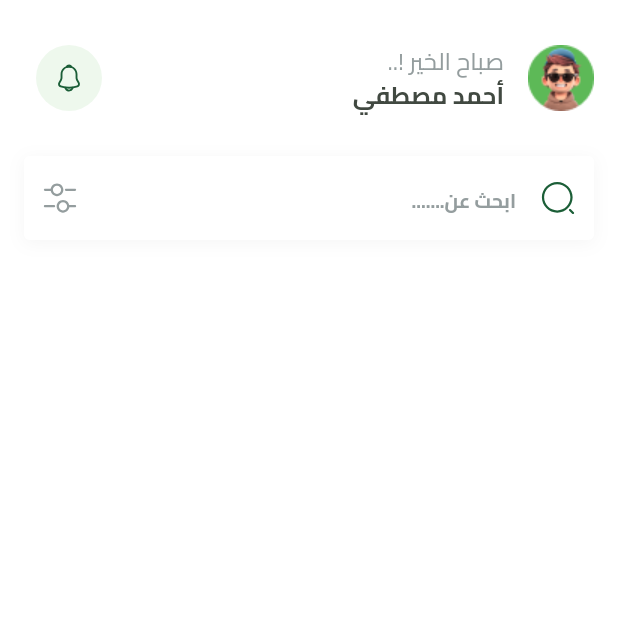
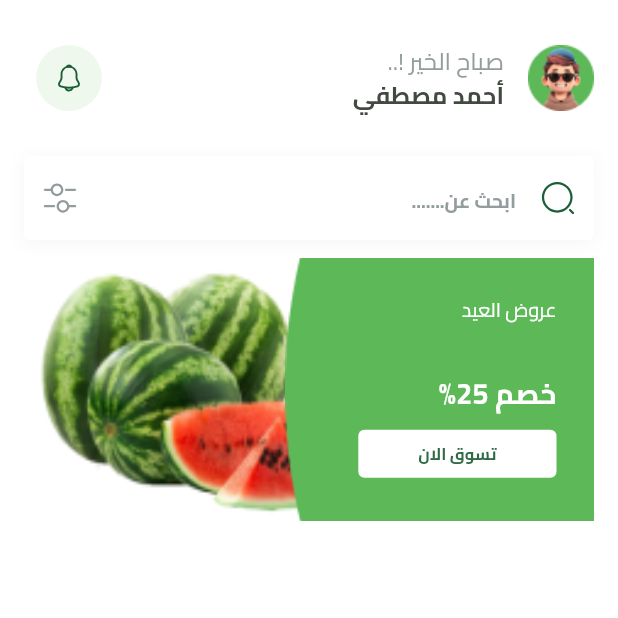
Before and after one commit to walidhussein20/FruitHub, a Flutter app: the HomeView screen opened by its route, on a phone screen of 412 x 824 dp, the top half of it. Run offline on Flutter 3.47's test engine with Material 3 defaults, Android fonts, the phone set to English and light mode, and no system bars; our stand-ins replace bloc, cloud_firestore, dartz, dots_indicator, firebase_auth, firebase_core and 6 more; missing offline and left inert: flutter_facebook_auth; accounts and stored records are empty.

Commit message:
Create Home Featured Item

```diff
--- a/lib/core/utils/app_images.dart
+++ b/lib/core/utils/app_images.dart
@@ -17,6 +17,10 @@ class Assets {
   /// Assets for imagesFacebookImage
   /// assets/images/facebook_image.svg
   static const String imagesFacebookImage = "assets/images/facebook_image.svg";
+
+  /// Assets for imagesFeaturedBackGroundImage
+  /// assets/images/featured_back_ground_image.png
+  static const String imagesFeaturedBackGroundImage = "assets/images/featured_back_ground_image.png";
 
   /// Assets for imagesGoogleImage
   /// assets/images/google_image.svg
@@ -65,4 +69,8 @@ class Assets {
   /// Assets for imagesSplashButtom
   /// assets/images/splash_buttom.svg
   static const String imagesSplashButtom = "assets/images/splash_buttom.svg";
+
+  /// Assets for imagesTest
+  /// assets/images/test.png
+  static const String imagesTest = "assets/images/test.png";
 }
--- /dev/null
+++ b/lib/features/home/presentation/views/widgets/featured_item.dart
@@ -0,0 +1,74 @@
+import 'package:flutter/material.dart';
+import 'package:fruites_e_commerce/core/utils/app_images.dart';
+import 'package:fruites_e_commerce/core/utils/app_text_styles.dart';
+import 'package:fruites_e_commerce/features/home/presentation/views/widgets/featured_item_button.dart';
+
+class FeaturedItem extends StatelessWidget {
+  const FeaturedItem({super.key});
+
+  @override
+  Widget build(BuildContext context) {
+    var itemWidth = MediaQuery.sizeOf(context).width;
+    return SizedBox(
+      width: itemWidth,
+      child: AspectRatio(
+        aspectRatio: 342 / 158,
+        child: Stack(
+          children: [
+            Positioned(
+              left: 0,
+              bottom: 0,
+              top: 0,
+              right: itemWidth * .4,
+              child: Image.asset(
+                Assets.imagesTest,
+                fit: BoxFit.fill,
+              ),
+            ),
+            Container(
+              width: itemWidth * .5,
+              decoration: BoxDecoration(
+                  image: DecorationImage(
+                      image: AssetImage(Assets.imagesFeaturedBackGroundImage),
+                      fit: BoxFit.fill)),
+              child: Padding(
+                padding: const EdgeInsets.only(right: 25),
+                child: Column(
+                  crossAxisAlignment: CrossAxisAlignment.start,
+                  children: [
+                    SizedBox(
+                      height: 25,
+                    ),
+                    Text(
+                      'عروض العيد',
+                      style: TextStyles.regular13.copyWith(
+                        color: Color(0xffFFFFFF),
+                      ),
+                    ),
+                    Spacer(),
+                    Text(
+                      'خصم 25%',
+                      style: TextStyles.bold19.copyWith(
+                        color: Color(0xffFFFFFF),
+                      ),
+                    ),
+                    SizedBox(
+                      height: 11,
+                    ),
+                    FeaturedItemButton(
+                      text: 'تسوق الان',
+                      onPressed: () {},
+                    ),
+                    SizedBox(
+                      height: 29,
+                    )
+                  ],
+                ),
+              ),
+            )
+          ],
+        ),
+      ),
+    );
+  }
+}
--- /dev/null
+++ b/lib/features/home/presentation/views/widgets/featured_item_button.dart
@@ -0,0 +1,34 @@
+import 'package:flutter/material.dart';
+import 'package:fruites_e_commerce/core/utils/app_text_styles.dart';
+
+class FeaturedItemButton extends StatelessWidget {
+  const FeaturedItemButton(
+      {super.key, required this.onPressed, required this.text});
+  final Function() onPressed;
+  final String text;
+
+  @override
+  Widget build(BuildContext context) {
+    return SizedBox(
+      height: 32,
+      child: TextButton(
+        style: TextButton.styleFrom(
+          shape: RoundedRectangleBorder(
+            borderRadius: BorderRadius.circular(4),
+          ),
+          backgroundColor: Colors.white,
+        ),
+        onPressed: onPressed,
+        child: Padding(
+          padding: const EdgeInsets.symmetric(horizontal: 28),
+          child: FittedBox(
+            child: Text(
+              text,
+              style: TextStyles.bold13,
+            ),
+          ),
+        ),
+      ),
+    );
+  }
+}
--- a/lib/features/home/presentation/views/widgets/home_view_body.dart
+++ b/lib/features/home/presentation/views/widgets/home_view_body.dart
@@ -2,6 +2,7 @@ import 'package:flutter/material.dart';
 import 'package:fruites_e_commerce/core/widgets/custom_search_text_field.dart';
 
 import 'package:fruites_e_commerce/features/home/presentation/views/widgets/custom_home_app_bar.dart';
+import 'package:fruites_e_commerce/features/home/presentation/views/widgets/featured_item.dart';
 
 class HomeViewBody extends StatelessWidget {
   const HomeViewBody({super.key});
@@ -27,6 +28,8 @@ class HomeViewBody extends StatelessWidget {
                 CustomSearchTextField(
                   hintText: 'ابحث عن.......',
                 ),
+                SizedBox(height: 12),
+                FeaturedItem(),
               ],
             ),
           ),
--- a/pubspec.yaml
+++ b/pubspec.yaml
@@ -41,6 +41,7 @@ dependencies:
   flutter_localizations:
     sdk: flutter
   flutter_svg: ^2.0.17
+  flutter_svg_provider: ^1.0.7
   get_it: ^8.0.3
   google_sign_in: ^6.3.0
   modal_progress_hud_nsn: ^0.5.1
```
Also changed, not shown: assets/images/featured_back_ground_image.png (added), assets/images/test.png (added), pubspec.lock.
